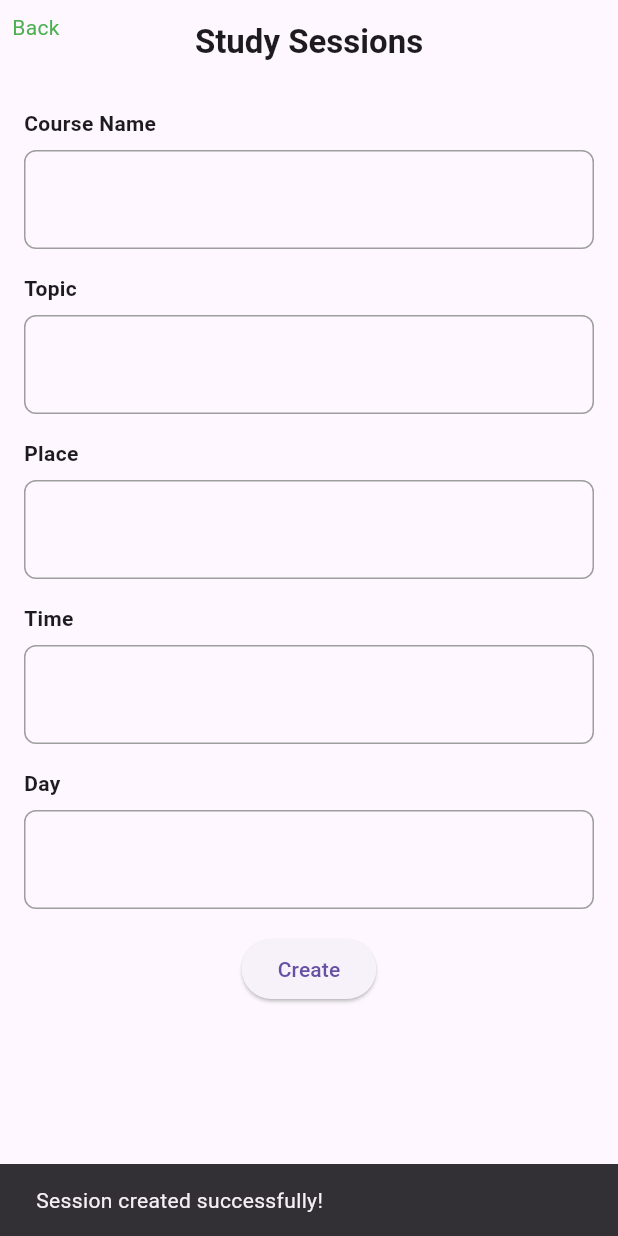
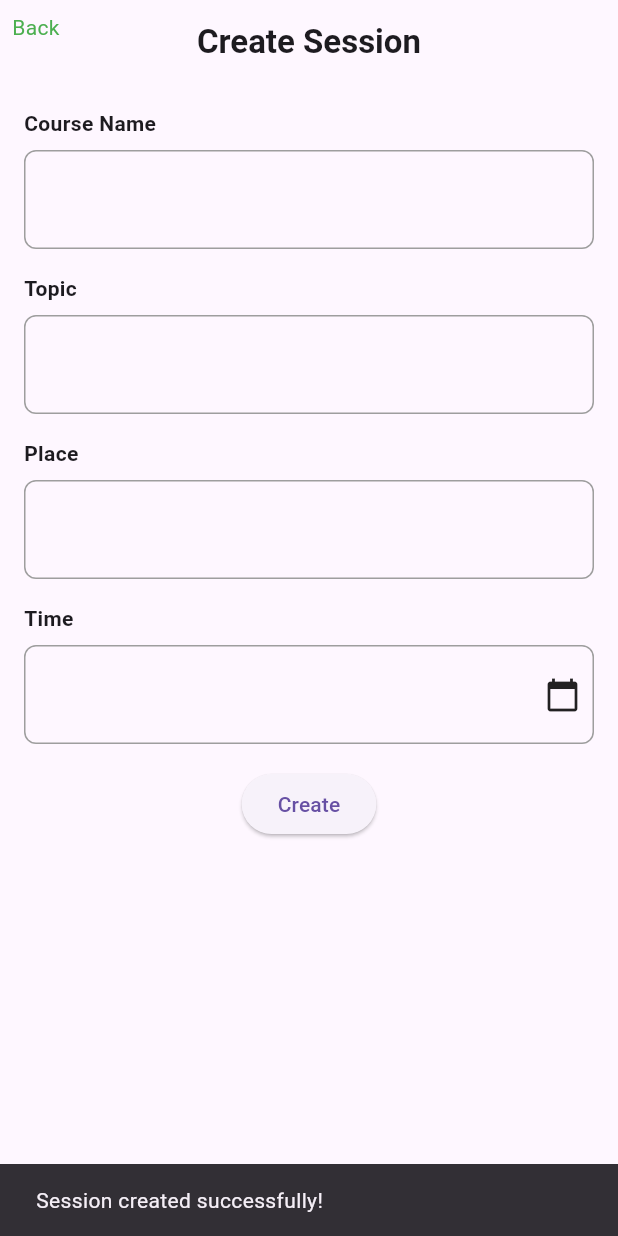
Before and after one commit to emanuxd11/StudySync-ESOF-feup, a Flutter app: the CreateSession screen opened directly, after a tap on "Create", on a phone screen of 412 x 824 dp. Run offline on Flutter 3.47's test engine with Material 3 defaults, Android fonts, the phone set to English and light mode, and no system bars; our stand-ins replace cloud_firestore, firebase_auth, firebase_core, flutter_local_notifications, go_router, timezone; accounts and stored records are empty.

Commit message:
Completed Create Session functionality
Now it's possible to add sessions directly to the database

```diff
--- a/src/lib/screens/home.dart
+++ b/src/lib/screens/home.dart
@@ -10,7 +10,6 @@ import 'package:study_sync/models/common.dart';
 import 'package:study_sync/models/entered.dart';
 import 'package:study_sync/screens/profile.dart';
 import 'package:study_sync/screens/notifications.dart';
-
 
 class HomePage extends StatefulWidget {
   static const routeName = '/';
@@ -93,10 +92,19 @@ class _HomePageState extends State<HomePage> {
                     style: TextStyle(
                       color: Colors.black,
                       fontSize: 16,
+                      fontWeight: FontWeight.bold
                     ),
                   ),
-                  subtitle: Text(
-                    data['topic'],
+                  subtitle: Padding(
+                    padding: const EdgeInsets.only(left: 10.0),
+                    child: Column(
+                      crossAxisAlignment: CrossAxisAlignment.start,
+                      children: [
+                        Text(data['topic'], style: TextStyle(fontSize: 12.0),),
+                        Text(data['place'], style: TextStyle(fontSize: 13.0, fontWeight: FontWeight.bold)),
+                        Text(data['time'].toString(), style: TextStyle(fontSize: 13.0, fontWeight: FontWeight.bold))
+                      ],
+                    ),
                   ),
                   trailing: ElevatedButton(
                     onPressed: () {
@@ -109,7 +117,7 @@ class _HomePageState extends State<HomePage> {
                         fontWeight: FontWeight.bold
                     ),
                   ),
-                  child: Text('Join Session'),
+                  child: Text('Join Session')
                   ),
                 );
                 });
--- a/src/lib/screens/sessions.dart
+++ b/src/lib/screens/sessions.dart
@@ -3,6 +3,7 @@ import 'package:go_router/go_router.dart';
 import 'package:study_sync/models/common.dart';
 import 'package:study_sync/screens/home.dart';
 import 'package:cloud_firestore/cloud_firestore.dart';
+import 'package:intl/intl.dart';
 
 
 class SessionsScreen extends StatelessWidget {
@@ -210,7 +211,7 @@ class _CreateSessionState extends State<CreateSession> {
     return Scaffold(
         appBar: AppBar(
           title: const Text(
-            "Study Sessions",
+            "Create Session",
             style: TextStyle(fontWeight: FontWeight.bold),
           ),
           centerTitle: true,
@@ -242,9 +243,7 @@ class _CreateSessionState extends State<CreateSession> {
                   const SizedBox(height: 16.0),
                   _buildTextField("Place", _sessionPlaceController),
                   const SizedBox(height: 16.0),
-                  _buildTextField("Time", _sessionTimeController),
-                  const SizedBox(height: 16.0),
-                  _buildTextField("Day", _sessionDayController),
+                  _buildTimeField("Time", _sessionTimeController),
                   const SizedBox(height: 16.0),
                   ElevatedButton(
                     onPressed: () {
@@ -258,6 +257,108 @@ class _CreateSessionState extends State<CreateSession> {
           ),
         ),
     );
+  }
+
+  Widget _buildTimeField(
+      String label,
+      TextEditingController controller,
+      ) {
+    return Column(
+      crossAxisAlignment: CrossAxisAlignment.start,
+      children: [
+        Text(
+          label,
+          style: const TextStyle(fontWeight: FontWeight.bold),
+        ),
+        const SizedBox(height: 8.0),
+        Container(
+          decoration: BoxDecoration(
+            border: Border.all(color: Colors.grey),
+            borderRadius: BorderRadius.circular(8.0),
+          ),
+          child: Padding(
+            padding: const EdgeInsets.all(8.0),
+            child: Row(
+              children: [
+                Expanded(
+                  child: TextFormField(
+                    controller: controller,
+                    decoration: const InputDecoration(
+                      border: InputBorder.none,
+                    ),
+                  ),
+                ),
+                InkWell(
+                  onTap: () {
+                    _selectDateTime(context);
+                  },
+                  child: Icon(Icons.calendar_today),
+                ),
+              ],
+            ),
+          ),
+        ),
+      ],
+    );
+  }
+
+
+
+  void createSession() async {
+    try {
+      await FirebaseFirestore.instance.collection('sessions').add({
+        'courseName': _sessionNameController.text,
+        'topic': _sessionTopicController.text,
+        'place': _sessionPlaceController.text,
+        'time': _sessionTimeController.text,
+      });
+
+      _sessionNameController.clear();
+      _sessionTopicController.clear();
+      _sessionPlaceController.clear();
+      _sessionTimeController.clear();
+
+      ScaffoldMessenger.of(context).showSnackBar(SnackBar(
+        content: Text('Session created successfully!'),
+      ));
+    } catch (e) {
+      print('Error creating session: $e');
+      ScaffoldMessenger.of(context).showSnackBar(SnackBar(
+        content: Text('Failed to create session. Please try again.'),
+      ));
+    }
+  }
+
+  // Define the selected date and time
+  DateTime selectedDateTime = DateTime.now();
+
+// Function to show date picker
+  void _selectDateTime(BuildContext context) async {
+    final DateTime? picked = await showDatePicker(
+      context: context,
+      initialDate: selectedDateTime,
+      firstDate: DateTime(2000),
+      lastDate: DateTime(2101),
+    );
+    if (picked != null) {
+      final TimeOfDay? pickedTime = await showTimePicker(
+        context: context,
+        initialTime: TimeOfDay.fromDateTime(selectedDateTime),
+      );
+      if (pickedTime != null) {
+        setState(() {
+          selectedDateTime = DateTime(
+            picked.year,
+            picked.month,
+            picked.day,
+            pickedTime.hour,
+            pickedTime.minute,
+          );
+          _sessionTimeController.text =
+              DateFormat('yyyy-MM-dd HH:mm').format(selectedDateTime);
+        });
+      }
+    }
   }
 
   Widget _buildTextField(String label, TextEditingController controller) {
@@ -287,32 +388,4 @@ class _CreateSessionState extends State<CreateSession> {
       ],
     );
   }
-
-  void createSession() async {
-    try {
-      await FirebaseFirestore.instance.collection('sessions').add({
-        'courseName': _sessionNameController.text,
-        'topic': _sessionTopicController.text,
-        'place': _sessionPlaceController.text,
-        'time': _sessionTimeController.text,
-        'day': _sessionDayController.text,
-      });
-
-      _sessionNameController.clear();
-      _sessionTopicController.clear();
-      _sessionPlaceController.clear();
-      _sessionTimeController.clear();
-      _sessionDayController.clear();
-
-      ScaffoldMessenger.of(context).showSnackBar(SnackBar(
-        content: Text('Session created successfully!'),
-      ));
-    } catch (e) {
-      print('Error creating session: $e');
-      ScaffoldMessenger.of(context).showSnackBar(SnackBar(
-        content: Text('Failed to create session. Please try again.'),
-      ));
-    }
-  }
-
 }
--- a/src/pubspec.yaml
+++ b/src/pubspec.yaml
@@ -44,6 +44,7 @@ dependencies:
   flutter_adaptive_navigation: ^0.0.6
   flutter_local_notifications: ^17.0.1
   url_launcher: ^6.2.6
+  intl: ^0.19.0
 
 dev_dependencies:
   flutter_test:
```
